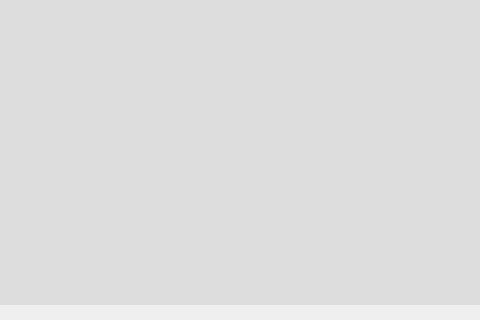
Above: App/UI/QT5_Generated_UI.ui from osuntp/ntp before the change; both pictures show x 836 to 1316 and y 460 to 780 of the 1398 by 780 pixel window. Below: the same form after it.
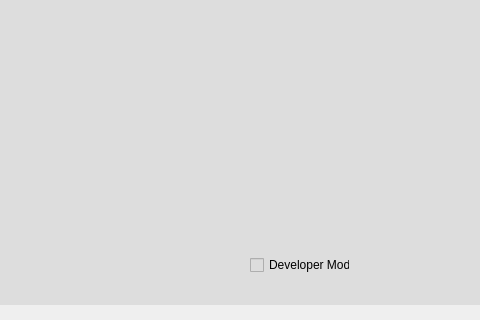
That is the form after the change. The open tabs and pages were chosen to show the change. Custom widgets are drawn as their Qt base class.

Commit message: First implementation of developer mode

Patch:
```diff
--- a/App/UI/QT5_Generated_UI.ui
+++ b/App/UI/QT5_Generated_UI.ui
@@ -4425,6 +4425,51 @@
               </property>
              </spacer>
             </item>
+            <item>
+             <layout class="QHBoxLayout" name="horizontalLayout_23">
+              <property name="leftMargin">
+               <number>15</number>
+              </property>
+              <property name="topMargin">
+               <number>15</number>
+              </property>
+              <property name="rightMargin">
+               <number>15</number>
+              </property>
+              <property name="bottomMargin">
+               <number>15</number>
+              </property>
+              <item>
+               <spacer name="horizontalSpacer_22">
+                <property name="orientation">
+                 <enum>Qt::Horizontal</enum>
+                </property>
+                <property name="sizeHint" stdset="0">
+                 <size>
+                  <width>40</width>
+                  <height>20</height>
+                 </size>
+                </property>
+               </spacer>
+              </item>
+              <item>
+               <widget class="QCheckBox" name="setup_developer_mode_field">
+                <property name="maximumSize">
+                 <size>
+                  <width>100</width>
+                  <height>16777215</height>
+                 </size>
+                </property>
+                <property name="text">
+                 <string>Developer Mode</string>
+                </property>
+                <property name="tristate">
+                 <bool>false</bool>
+                </property>
+               </widget>
+              </item>
+             </layout>
+            </item>
            </layout>
           </item>
           <item>
```
Left out of the diff: 2 changed lines with no effect on the pictures. The commit also changes 8 other files.
